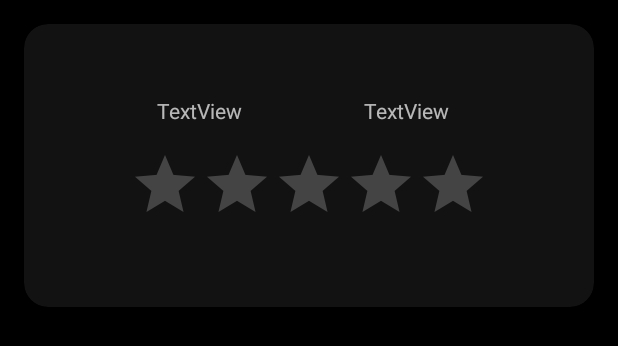
After one commit to zadli/ActionPlan, an Android app: the layout recyclerview_main.xml on its own in the app's theme, with its tools: preview values and no code run, on a phone screen of 412 x 824 dp. The commit adds this screen. Shown: the top 346 px of the screen. Run offline under Robolectric (Android 15) with nearby library versions, the phone set to English and light mode, and no system bars; network calls fail.

Commit message:
app: update

```diff
--- /dev/null
+++ b/app/src/main/res/layout/recyclerview_main.xml
@@ -0,0 +1,63 @@
+<?xml version="1.0" encoding="utf-8"?>
+<androidx.constraintlayout.widget.ConstraintLayout xmlns:android="http://schemas.android.com/apk/res/android"
+    xmlns:app="http://schemas.android.com/apk/res-auto"
+    xmlns:tools="http://schemas.android.com/tools"
+    android:layout_width="match_parent"
+    android:layout_height="wrap_content">
+
+    <androidx.cardview.widget.CardView
+        android:layout_width="match_parent"
+        android:layout_height="wrap_content"
+        android:layout_margin="16dp"
+        app:cardBackgroundColor="#121212"
+        app:cardCornerRadius="16dp"
+        app:cardElevation="8dp"
+        app:contentPadding="16dp"
+        app:layout_constraintBottom_toBottomOf="parent"
+        app:layout_constraintEnd_toEndOf="parent"
+        app:layout_constraintStart_toStartOf="parent"
+        app:layout_constraintTop_toTopOf="parent">
+
+        <androidx.constraintlayout.widget.ConstraintLayout
+            android:layout_width="match_parent"
+            android:layout_height="match_parent"
+            android:background="#121212">
+
+
+            <TextView
+                android:id="@+id/main_recycler_name"
+                android:layout_width="wrap_content"
+                android:layout_height="wrap_content"
+                android:layout_marginTop="32dp"
+                android:layout_marginBottom="32dp"
+                android:text="TextView"
+                app:layout_constraintBottom_toBottomOf="parent"
+                app:layout_constraintEnd_toEndOf="parent"
+                app:layout_constraintHorizontal_bias="0.25"
+                app:layout_constraintStart_toStartOf="parent"
+                app:layout_constraintTop_toTopOf="parent"
+                app:layout_constraintVertical_bias="0.0" />
+
+            <TextView
+                android:id="@+id/main_recycler_type"
+                android:layout_width="wrap_content"
+                android:layout_height="wrap_content"
+                android:layout_marginTop="32dp"
+                android:text="TextView"
+                app:layout_constraintEnd_toEndOf="parent"
+                app:layout_constraintStart_toEndOf="@+id/main_recycler_name"
+                app:layout_constraintTop_toTopOf="parent" />
+
+            <RatingBar
+                android:id="@+id/main_recycler_rating"
+                android:layout_width="wrap_content"
+                android:layout_height="wrap_content"
+                android:layout_marginTop="16dp"
+                android:layout_marginBottom="32dp"
+                app:layout_constraintBottom_toBottomOf="parent"
+                app:layout_constraintEnd_toEndOf="parent"
+                app:layout_constraintStart_toStartOf="parent"
+                app:layout_constraintTop_toBottomOf="@+id/main_recycler_type" />
+        </androidx.constraintlayout.widget.ConstraintLayout>
+    </androidx.cardview.widget.CardView>
+</androidx.constraintlayout.widget.ConstraintLayout>
```
Also changed, not shown: app/src/main/java/ru/zadli/action_plan/activities/MainActivity.java (+7 -5 lines), app/src/main/java/ru/zadli/action_plan/adapters/MainPagerViewAdapter.java (renamed from app/src/main/java/ru/zadli/action_plan/adapters/MainViewPagerAdapter.java, +22 -28 lines), app/src/main/java/ru/zadli/action_plan/adapters/MainRecyclerViewAdapter.java (added, +112 -0 lines), app/src/main/res/layout/activity_main.xml (+9 -1 lines).
